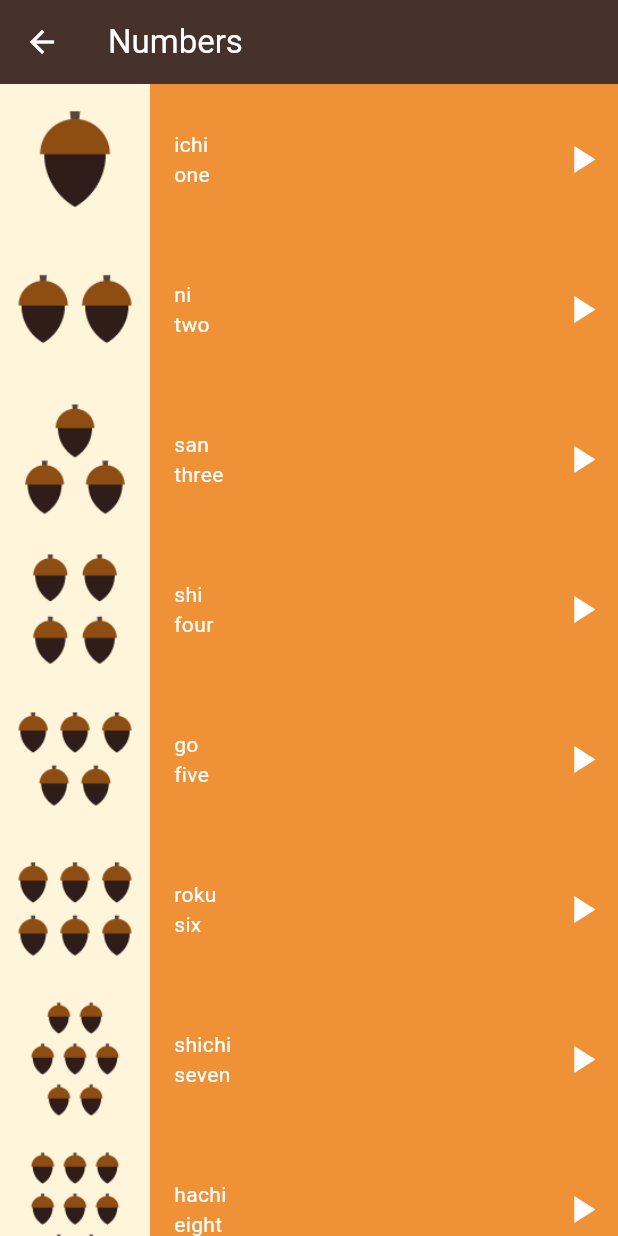
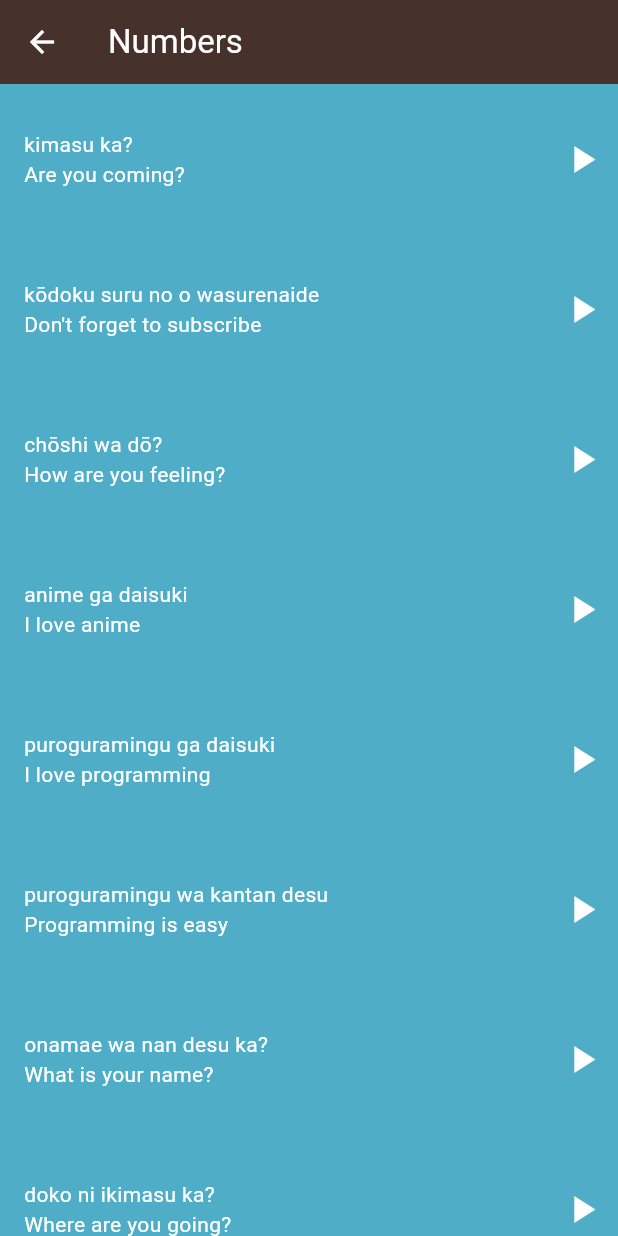
Before and after one commit to Moazosama2004/toku-app, a Flutter app: the screen it shows after launch, after a tap on "Phrases", on a phone screen of 412 x 824 dp. Run offline on Flutter 3.47's test engine with Material 3 defaults, Android fonts, the phone set to English and light mode, and no system bars.

Commit message:
colors and phrases view

```diff
--- a/lib/models/number_model.dart
+++ b/lib/models/item_model.dart
@@ -1,11 +1,11 @@
 class ItemModel {
-  final String image;
+  final String? image;
   final String en;
   final String jp;
   final String sound;
 
   const ItemModel({
-    required this.image,
+    this.image,
     required this.en,
     required this.jp,
     required this.sound,
--- a/lib/views/family_members_view.dart
+++ b/lib/views/family_members_view.dart
@@ -1,5 +1,5 @@
 import 'package:flutter/material.dart';
-import 'package:toku_app/models/number_model.dart';
+import 'package:toku_app/models/item_model.dart';
 import 'package:toku_app/widgets/item.dart';
 
 class FamilyMembersView extends StatelessWidget {
@@ -90,7 +90,7 @@ class FamilyMembersView extends StatelessWidget {
         itemCount: familyMembers.length,
         itemBuilder: (context, index) {
           return Item(
-            number: familyMembers[index],
+            itemModel: familyMembers[index],
             color: const Color(0xff568a35),
           );
         },
--- a/lib/views/home_view.dart
+++ b/lib/views/home_view.dart
@@ -1,6 +1,10 @@
+import 'dart:developer';
+
 import 'package:flutter/material.dart';
+import 'package:toku_app/views/colors_view.dart';
 import 'package:toku_app/views/family_members_view.dart';
 import 'package:toku_app/views/numbers_view.dart';
+import 'package:toku_app/views/phrases_view.dart';
 import 'package:toku_app/widgets/category_item.dart';
 
 class HomeView extends StatelessWidget {
@@ -9,57 +13,61 @@ class HomeView extends StatelessWidget {
   @override
   Widget build(BuildContext context) {
     return Scaffold(
-      backgroundColor: Color(0xfffef5da),
+      backgroundColor: const Color(0xfffef5da),
       appBar: AppBar(
-        title: Text('Toku', style: TextStyle(color: Colors.white)),
-        backgroundColor: Color(0xff47312b),
+        title: const Text(
+          'Toku',
+          style: TextStyle(color: Colors.white),
+        ),
+        backgroundColor: const Color(0xff47312b),
       ),
       body: Column(
         children: [
           Category(
             text: 'Numbers',
-            color: Color(0xffef9137),
+            color: const Color(0xffef9137),
             onTap: () {
               Navigator.push(
                 context,
                 MaterialPageRoute(
-                  builder: (context) => NumbersView(),
+                  builder: (context) => const NumbersView(),
                 ),
               );
             },
           ),
           Category(
             text: 'Family Members',
-            color: Color(0xff568a35),
+            color: const Color(0xff568a35),
             onTap: () {
               Navigator.push(
                 context,
                 MaterialPageRoute(
-                  builder: (context) => FamilyMembersView(),
+                  builder: (context) => const FamilyMembersView(),
                 ),
               );
             },
           ),
           Category(
             text: 'Colors',
-            color: Color(0xff78339e),
+            color: const Color(0xff78339e),
             onTap: () {
+              log('colors');
               Navigator.push(
                 context,
                 MaterialPageRoute(
-                  builder: (context) => NumbersView(),
+                  builder: (context) => const ColorsView(),
                 ),
               );
             },
           ),
           Category(
             text: 'Phrases',
-            color: Color(0xff4fadc8),
+            color: const Color(0xff4fadc8),
             onTap: () {
               Navigator.push(
                 context,
                 MaterialPageRoute(
-                  builder: (context) => NumbersView(),
+                  builder: (context) => const PhrasesView(),
                 ),
               );
             },
--- a/lib/views/numbers_view.dart
+++ b/lib/views/numbers_view.dart
@@ -1,5 +1,5 @@
 import 'package:flutter/material.dart';
-import 'package:toku_app/models/number_model.dart';
+import 'package:toku_app/models/item_model.dart';
 import 'package:toku_app/widgets/item.dart';
 
 class NumbersView extends StatelessWidget {
@@ -88,7 +88,7 @@ class NumbersView extends StatelessWidget {
         itemCount: numbers.length,
         itemBuilder: (context, index) {
           return Item(
-            number: numbers[index],
+            itemModel: numbers[index],
             color: const Color(0xffef9137),
           );
         },
--- /dev/null
+++ b/lib/views/phrases_view.dart
@@ -0,0 +1,84 @@
+import 'package:flutter/material.dart';
+import 'package:toku_app/models/item_model.dart';
+
+import 'package:toku_app/widgets/phrase_item.dart';
+
+class PhrasesView extends StatelessWidget {
+  const PhrasesView({super.key});
+  final List<ItemModel> phrases = const [
+    ItemModel(
+      en: 'Are you coming?',
+      jp: 'kimasu ka?',
+      sound: 'sounds/phrases/are_you_coming.wav',
+    ),
+    ItemModel(
+      en: 'Don\'t forget to subscribe',
+      jp: 'kōdoku suru no o wasurenaide',
+      sound: 'sounds/phrases/dont_forget_to_subscribe.wav',
+    ),
+    ItemModel(
+      en: 'How are you feeling?',
+      jp: 'chōshi wa dō?',
+      sound: 'sounds/phrases/how_are_you_feeling.wav',
+    ),
+    ItemModel(
+      en: 'I love anime',
+      jp: 'anime ga daisuki',
+      sound: 'sounds/phrases/i_love_anime.wav',
+    ),
+    ItemModel(
+      en: 'I love programming',
+      jp: 'puroguramingu ga daisuki',
+      sound: 'sounds/phrases/i_love_programming.wav',
+    ),
+    ItemModel(
+      en: 'Programming is easy',
+      jp: 'puroguramingu wa kantan desu',
+      sound: 'sounds/phrases/programming_is_easy.wav',
+    ),
+    ItemModel(
+      en: 'What is your name?',
+      jp: 'onamae wa nan desu ka?',
+      sound: 'sounds/phrases/what_is_your_name.wav',
+    ),
+    ItemModel(
+      en: 'Where are you going?',
+      jp: 'doko ni ikimasu ka?',
+      sound: 'sounds/phrases/where_are_you_going.wav',
+    ),
+    ItemModel(
+      en: 'Yes, I\'m coming',
+      jp: 'hai, ikimasu',
+      sound: 'sounds/phrases/yes_im_coming.wav',
+    ),
+  ];
+
+  @override
+  Widget build(BuildContext context) {
+    return Scaffold(
+      appBar: AppBar(
+        scrolledUnderElevation: 0,
+        title: const Text(
+          'Numbers',
+          style: TextStyle(color: Colors.white),
+        ),
+        backgroundColor: const Color(0xff47312b),
+        leading: IconButton(
+          onPressed: () {
+            Navigator.pop(context);
+          },
+          icon: const Icon(Icons.arrow_back, color: Colors.white),
+        ),
+      ),
+      body: ListView.builder(
+        itemCount: phrases.length,
+        itemBuilder: (context, index) {
+          return PhraseItem(
+            itemModel: phrases[index],
+            color: const Color(0xff4fadc8),
+          );
+        },
+      ),
+    );
+  }
+}
--- a/lib/widgets/item.dart
+++ b/lib/widgets/item.dart
@@ -1,10 +1,14 @@
-import 'package:audioplayers/audioplayers.dart';
 import 'package:flutter/material.dart';
-import 'package:toku_app/models/number_model.dart';
+import 'package:toku_app/models/item_model.dart';
+import 'package:toku_app/widgets/phrase_item.dart';
 
 class Item extends StatelessWidget {
-  const Item({super.key, required this.number, required this.color});
-  final ItemModel number;
+  const Item({
+    super.key,
+    required this.itemModel,
+    required this.color,
+  });
+  final ItemModel itemModel;
   final Color color;
 
   @override
@@ -17,42 +21,11 @@ class Item extends StatelessWidget {
             width: 100,
             height: 100,
             color: const Color(0xfffef5da),
-            child: Image.asset(number.image),
+            child: Image.asset(itemModel.image!),
           ),
           Expanded(
-            child: Row(
-              mainAxisAlignment: MainAxisAlignment.spaceBetween,
-              children: [
-                Padding(
-                  padding: const EdgeInsets.only(left: 16),
-                  child: Column(
-                    mainAxisAlignment: MainAxisAlignment.center,
-                    crossAxisAlignment: CrossAxisAlignment.start,
-                    mainAxisSize: MainAxisSize.min,
-                    children: [
-                      Text(
-                        number.jp,
-                        style: const TextStyle(color: Colors.white),
-                      ),
-                      Text(
-                        number.en,
-                        style: const TextStyle(color: Colors.white),
-                      ),
-                    ],
-                  ),
-                ),
-                IconButton(
-                  onPressed: () {
-                    final player = AudioPlayer();
-                    player.play(AssetSource(number.sound));
-                  },
-                  icon: const Icon(
-                    Icons.play_arrow,
-                    color: Colors.white,
-                    size: 30,
-                  ),
-                ),
-              ],
+            child: SizedBox(
+              child: PhraseItem(itemModel: itemModel, color: color),
             ),
           ),
         ],
--- /dev/null
+++ b/lib/widgets/phrase_item.dart
@@ -0,0 +1,55 @@
+import 'package:audioplayers/audioplayers.dart';
+import 'package:flutter/material.dart';
+import 'package:toku_app/models/item_model.dart';
+
+class PhraseItem extends StatelessWidget {
+  const PhraseItem({
+    super.key,
+    required this.itemModel,
+    required this.color,
+  });
+  final ItemModel itemModel;
+  final Color color;
+
+  @override
+  Widget build(BuildContext context) {
+    return Container(
+      color: color,
+      height: 100,
+      child: Row(
+        mainAxisAlignment: MainAxisAlignment.spaceBetween,
+        children: [
+          Padding(
+            padding: const EdgeInsets.only(left: 16),
+            child: Column(
+              mainAxisAlignment: MainAxisAlignment.center,
+              crossAxisAlignment: CrossAxisAlignment.start,
+              mainAxisSize: MainAxisSize.min,
+              children: [
+                Text(
+                  itemModel.jp,
+                  style: const TextStyle(color: Colors.white),
+                ),
+                Text(
+                  itemModel.en,
+                  style: const TextStyle(color: Colors.white),
+                ),
+              ],
+            ),
+          ),
+          IconButton(
+            onPressed: () {
+              final player = AudioPlayer();
+              player.play(AssetSource(itemModel.sound));
+            },
+            icon: const Icon(
+              Icons.play_arrow,
+              color: Colors.white,
+              size: 30,
+            ),
+          ),
+        ],
+      ),
+    );
+  }
+}
```
Also changed, not shown: lib/views/colors_view.dart (added, +87 -0 lines).
